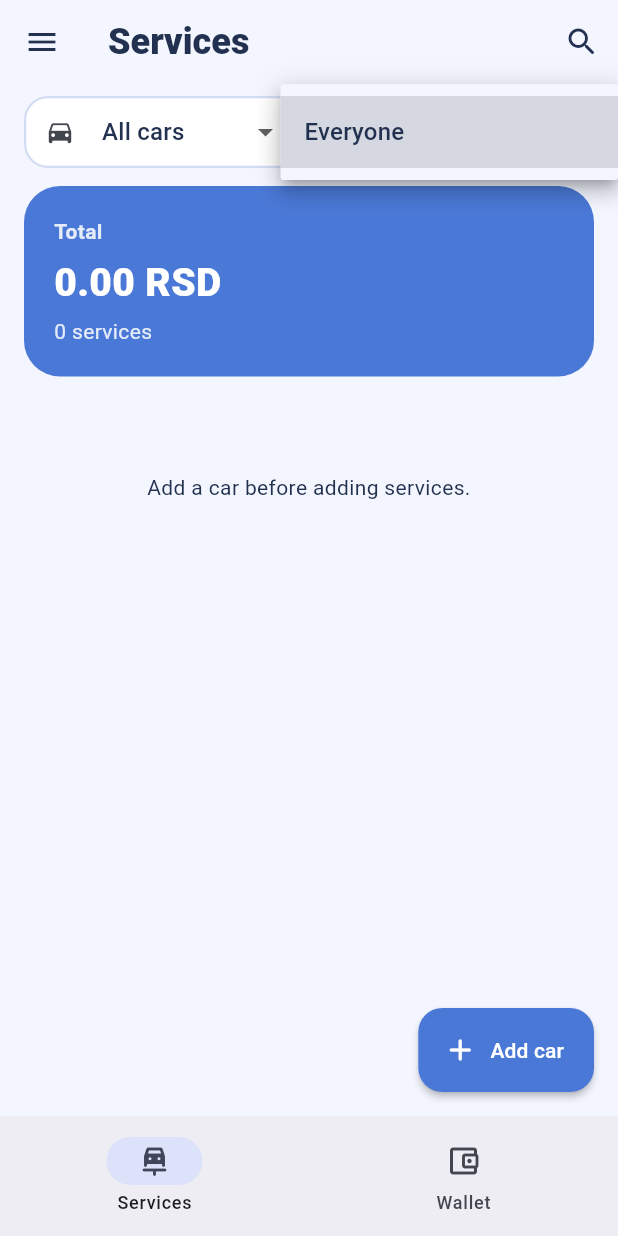
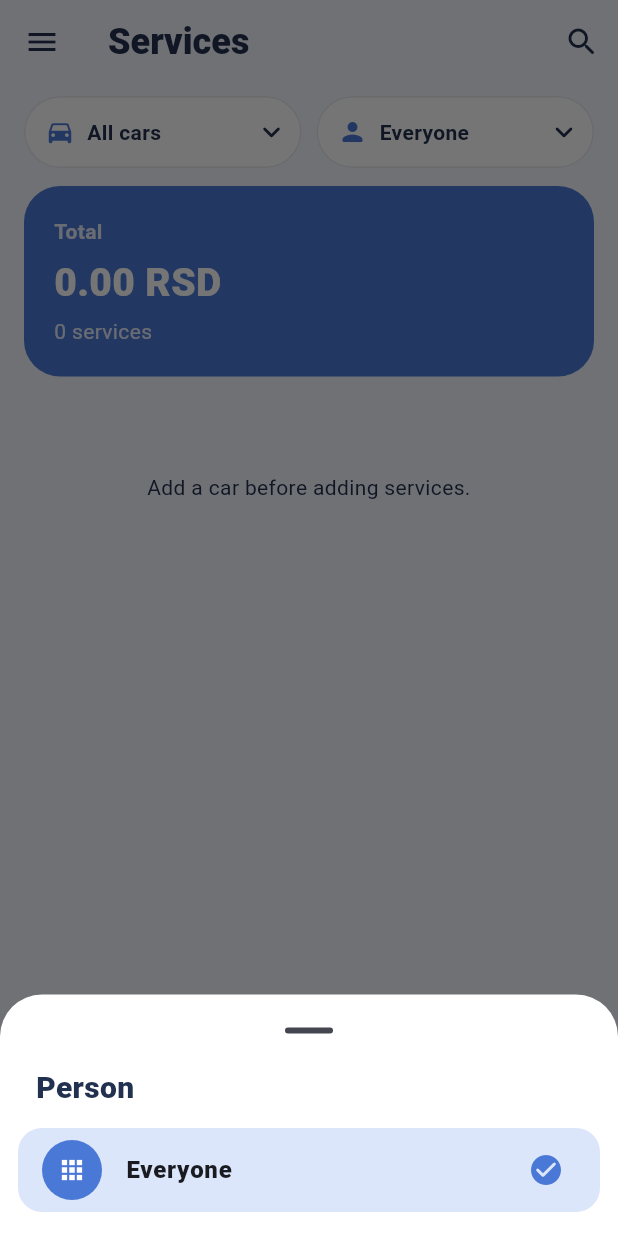
Before and after one commit to nananeko1305/car-expenses, a Flutter app: the screen it shows once a user with an empty profile is signed in, after a tap on "Everyone", on a phone screen of 412 x 824 dp. Run offline on Flutter 3.47's test engine with Material 3 defaults, Android fonts, the phone set to English and light mode, and no system bars; our stand-ins replace cloud_firestore, firebase_auth, firebase_core, firebase_messaging, package_info_plus, shared_preferences; accounts and stored records are empty; network calls fail.

Commit message:
feat(ui): replace filter dropdowns with pill buttons and bottom sheets
The Material dropdown menus opened over the field with square corners and
no visual state. Filters are now rounded pills that turn accent-colored
when active (with a clear button) and open a rounded bottom sheet with
icons, per-option service counts and a check on the selected choice.
The active car pill shows just the plate. Form dropdown menus get
rounded corners too.

Co-Authored-By: Claude Opus 5 (1M context) <noreply@anthropic.com>

```diff
--- a/lib/screens/repair_form_screen.dart
+++ b/lib/screens/repair_form_screen.dart
@@ -116,6 +116,7 @@ class _RepairFormScreenState extends State<RepairFormScreen> {
           children: [
             if (_old != null) ...[_authorNote(t), const SizedBox(height: 14)],
             DropdownButtonFormField<String>(
+              borderRadius: BorderRadius.circular(16),
               initialValue: _vehicleId,
               decoration: InputDecoration(
                 labelText: t.vehicle,
--- a/lib/screens/services_tab.dart
+++ b/lib/screens/services_tab.dart
@@ -4,7 +4,7 @@ import '../l10n/app_localizations.dart';
 import '../models/app_user.dart';
 import '../models/repair.dart';
 import '../services/live_data.dart';
-import '../widgets/filter_dropdown.dart';
+import '../widgets/filter_pill.dart';
 import '../widgets/repair_card.dart';
 import '../widgets/totals_card.dart';
 import '../widgets/vehicle_dialog.dart';
@@ -44,6 +44,13 @@ class _ServicesTabState extends State<ServicesTab> {
   Widget build(BuildContext context) {
     final t = AppLocalizations.of(context);
     final vehicles = _data.vehicles!;
+    // Services per car / per person, shown in the filter sheets.
+    final perVehicle = <String, int>{};
+    final perUser = <String, int>{};
+    for (final r in _data.repairs!) {
+      perVehicle[r.vehicleId] = (perVehicle[r.vehicleId] ?? 0) + 1;
+      perUser[r.ownerId] = (perUser[r.ownerId] ?? 0) + 1;
+    }
     final repairs = _data.repairs!
         .where((r) => _vehicleId == null || r.vehicleId == _vehicleId)
         .where((r) => _userId == null || r.ownerId == _userId)
@@ -64,21 +71,38 @@ class _ServicesTabState extends State<ServicesTab> {
           Row(
             children: [
               Expanded(
-                child: FilterDropdown(
+                child: FilterPill(
                   icon: Icons.directions_car_rounded,
+                  title: t.vehicle,
                   allLabel: t.allVehicles,
                   value: _vehicleId,
-                  options: {for (final v in vehicles) v.id: v.label},
+                  options: [
+                    for (final v in vehicles)
+                      FilterOption(
+                        id: v.id,
+                        label: v.label,
+                        shortLabel: v.plate.isEmpty ? v.name : v.plate,
+                        subtitle: t.repairsCount(perVehicle[v.id] ?? 0),
+                      ),
+                  ],
                   onChanged: (id) => setState(() => _vehicleId = id),
                 ),
               ),
               const SizedBox(width: 10),
               Expanded(
-                child: FilterDropdown(
+                child: FilterPill(
                   icon: Icons.person_rounded,
+                  title: t.person,
                   allLabel: t.allPeople,
                   value: _userId,
-                  options: {for (final u in _data.users!) u.uid: u.displayName},
+                  options: [
+                    for (final u in _data.users!)
+                      FilterOption(
+                        id: u.uid,
+                        label: u.displayName,
+                        subtitle: t.repairsCount(perUser[u.uid] ?? 0),
+                      ),
+                  ],
                   onChanged: (id) => setState(() => _userId = id),
                 ),
               ),
--- a/lib/screens/wallet_entry_screen.dart
+++ b/lib/screens/wallet_entry_screen.dart
@@ -139,6 +139,7 @@ class _WalletEntryScreenState extends State<WalletEntryScreen> {
             ),
             const SizedBox(height: 14),
             DropdownButtonFormField<String>(
+              borderRadius: BorderRadius.circular(16),
               initialValue: users.any((u) => u.uid == _userId) ? _userId : null,
               decoration: InputDecoration(
                 labelText: _spending ? t.spentBy : t.addedBy,
--- a/lib/widgets/filter_dropdown.dart
+++ /dev/null
@@ -1,43 +0,0 @@
-import 'package:flutter/material.dart';
-
-/// Compact dropdown used for list filters. A null value means "all".
-class FilterDropdown extends StatelessWidget {
-  const FilterDropdown({
-    super.key,
-    required this.icon,
-    required this.allLabel,
-    required this.value,
-    required this.options,
-    required this.onChanged,
-  });
-
-  final IconData icon;
-  final String allLabel;
-  final String? value;
-
-  /// id -> label.
-  final Map<String, String> options;
-  final ValueChanged<String?> onChanged;
-
-  @override
-  Widget build(BuildContext context) {
-    return DropdownButtonFormField<String?>(
-      initialValue: options.containsKey(value) ? value : null,
-      isExpanded: true,
-      decoration: InputDecoration(
-        prefixIcon: Icon(icon, size: 20),
-        contentPadding: const EdgeInsets.symmetric(horizontal: 8, vertical: 10),
-        isDense: true,
-      ),
-      items: [
-        DropdownMenuItem(value: null, child: Text(allLabel)),
-        for (final e in options.entries)
-          DropdownMenuItem(
-            value: e.key,
-            child: Text(e.value, overflow: TextOverflow.ellipsis),
-          ),
-      ],
-      onChanged: onChanged,
-    );
-  }
-}
--- /dev/null
+++ b/lib/widgets/filter_pill.dart
@@ -0,0 +1,206 @@
+import 'package:flutter/material.dart';
+
+import '../theme/app_colors.dart';
+
+/// One choice in a [FilterPill] sheet.
+class FilterOption {
+  const FilterOption({
+    required this.id,
+    required this.label,
+    this.subtitle,
+    this.shortLabel,
+  });
+
+  final String id;
+  final String label;
+
+  /// Shown on the pill instead of [label] when set (e.g. just the plate).
+  final String? shortLabel;
+
+  /// Secondary line, e.g. "3 services".
+  final String? subtitle;
+}
+
+/// Rounded filter button. Shows the current choice, turns accent-colored
+/// while a filter is active (with an x to clear it), and opens a bottom
+/// sheet to pick a value. A null [value] means "all".
+class FilterPill extends StatelessWidget {
+  const FilterPill({
+    super.key,
+    required this.icon,
+    required this.title,
+    required this.allLabel,
+    required this.value,
+    required this.options,
+    required this.onChanged,
+  });
+
+  final IconData icon;
+
+  /// Sheet heading, e.g. "Car".
+  final String title;
+  final String allLabel;
+  final String? value;
+  final List<FilterOption> options;
+  final ValueChanged<String?> onChanged;
+
+  FilterOption? get _selected {
+    for (final o in options) {
+      if (o.id == value) return o;
+    }
+    return null;
+  }
+
+  Future<void> _open(BuildContext context) async {
+    // Wrapped so "all" (null) can be told apart from a dismissed sheet.
+    final picked = await showModalBottomSheet<({String? id})>(
+      context: context,
+      showDragHandle: true,
+      isScrollControlled: true,
+      shape: const RoundedRectangleBorder(
+        borderRadius: BorderRadius.vertical(top: Radius.circular(28)),
+      ),
+      builder: (_) => _FilterSheet(
+        icon: icon,
+        title: title,
+        allLabel: allLabel,
+        value: _selected?.id,
+        options: options,
+      ),
+    );
+    if (picked != null) onChanged(picked.id);
+  }
+
+  @override
+  Widget build(BuildContext context) {
+    final c = context.colors;
+    final selected = _selected;
+    final active = selected != null;
+    final fg = active ? Colors.white : c.ink;
+
+    return Material(
+      color: active ? c.primary : c.surface,
+      shape: StadiumBorder(
+        side: active
+            ? BorderSide.none
+            : BorderSide(color: c.ink.withValues(alpha: 0.12)),
+      ),
+      clipBehavior: Clip.antiAlias,
+      child: InkWell(
+        onTap: () => _open(context),
+        child: Padding(
+          padding: const EdgeInsets.fromLTRB(14, 12, 8, 12),
+          child: Row(
+            children: [
+              Icon(icon, size: 20, color: active ? fg : c.primary),
+              const SizedBox(width: 8),
+              Expanded(
+                child: Text(
+                  selected?.shortLabel ?? selected?.label ?? allLabel,
+                  maxLines: 1,
+                  overflow: TextOverflow.ellipsis,
+                  style: TextStyle(color: fg, fontWeight: FontWeight.w700),
+                ),
+              ),
+              if (active)
+                InkResponse(
+                  radius: 18,
+                  onTap: () => onChanged(null),
+                  child: Icon(Icons.close_rounded, size: 20, color: fg),
+                )
+              else
+                Icon(Icons.expand_more_rounded, color: fg),
+            ],
+          ),
+        ),
+      ),
+    );
+  }
+}
+
+class _FilterSheet extends StatelessWidget {
+  const _FilterSheet({
+    required this.icon,
+    required this.title,
+    required this.allLabel,
+    required this.value,
+    required this.options,
+  });
+
+  final IconData icon;
+  final String title;
+  final String allLabel;
+  final String? value;
+  final List<FilterOption> options;
+
+  @override
+  Widget build(BuildContext context) {
+    final maxHeight = MediaQuery.sizeOf(context).height * 0.7;
+    return ConstrainedBox(
+      constraints: BoxConstraints(maxHeight: maxHeight),
+      child: SafeArea(
+        child: Column(
+          mainAxisSize: MainAxisSize.min,
+          crossAxisAlignment: CrossAxisAlignment.stretch,
+          children: [
+            Padding(
+              padding: const EdgeInsets.fromLTRB(24, 0, 24, 12),
+              child: Text(
+                title,
+                style: const TextStyle(
+                  fontSize: 20,
+                  fontWeight: FontWeight.w800,
+                ),
+              ),
+            ),
+            Flexible(
+              child: ListView(
+                shrinkWrap: true,
+                padding: const EdgeInsets.fromLTRB(12, 0, 12, 12),
+                children: [
+                  _tile(context, null, allLabel, null, Icons.apps_rounded),
+                  for (final o in options)
+                    _tile(context, o.id, o.label, o.subtitle, icon),
+                ],
+              ),
+            ),
+          ],
+        ),
+      ),
+    );
+  }
+
+  Widget _tile(
+    BuildContext context,
+    String? id,
+    String label,
+    String? subtitle,
+    IconData leading,
+  ) {
+    final c = context.colors;
+    final selected = id == value;
+    return Padding(
+      padding: const EdgeInsets.only(bottom: 4),
+      child: ListTile(
+        shape: RoundedRectangleBorder(borderRadius: BorderRadius.circular(16)),
+        tileColor: selected ? c.soft : null,
+        leading: CircleAvatar(
+          backgroundColor: selected ? c.primary : c.soft,
+          foregroundColor: selected ? Colors.white : c.primary,
+          child: Icon(leading, size: 20),
+        ),
+        title: Text(
+          label,
+          style: TextStyle(
+            fontWeight: selected ? FontWeight.w800 : FontWeight.w600,
+          ),
+        ),
+        subtitle: subtitle == null ? null : Text(subtitle),
+        trailing: selected
+            ? Icon(Icons.check_circle_rounded, color: c.primary)
+            : null,
+        onTap: () => Navigator.pop(context, (id: id)),
+      ),
+    );
+  }
+}
```
